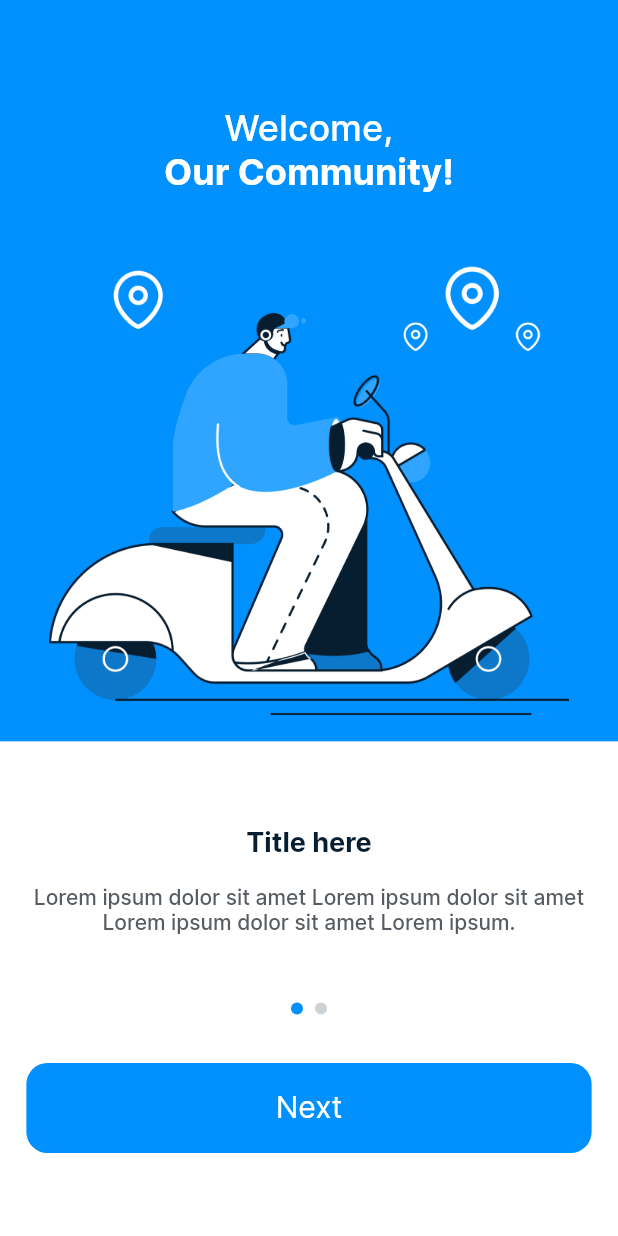
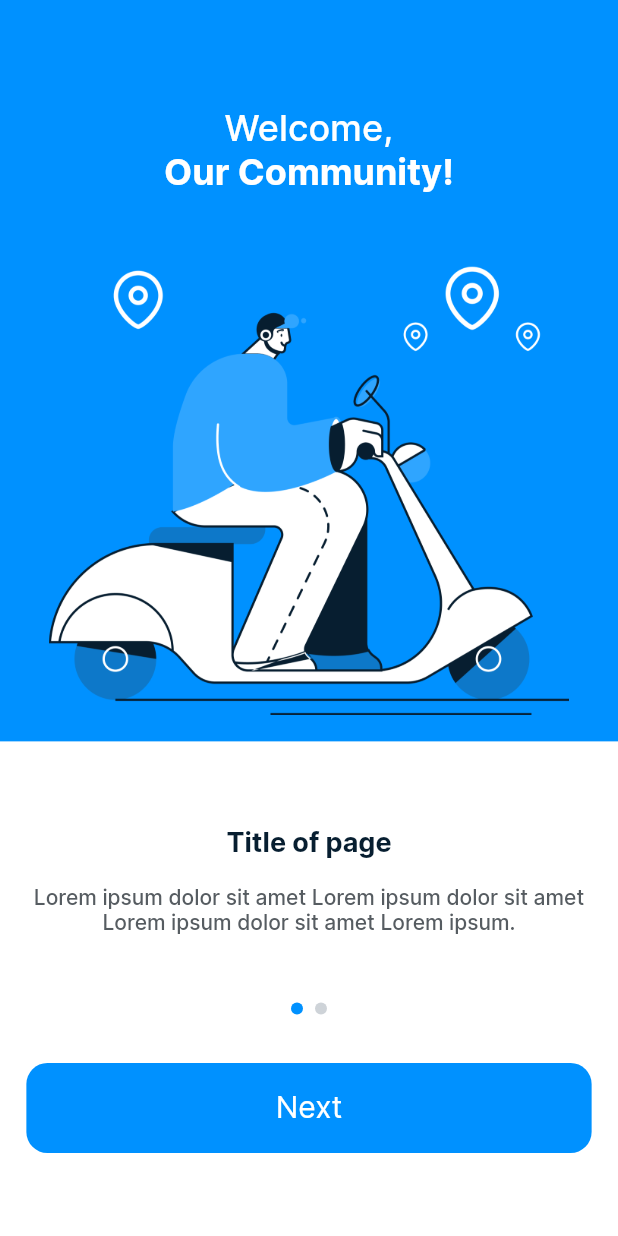
Before and after one commit to farid-alt/unic, a Flutter app: the screen it shows after launch, on a phone screen of 412 x 824 dp. Run offline on Flutter 3.47's test engine with Material 2 defaults, Android fonts, the phone set to English and light mode, and no system bars; drawn by our look-alikes of auto_size_text; our stand-ins replace stacked.

Commit message:
Intro refactor

```diff
--- /dev/null
+++ b/lib/components/intro/text_component.dart
@@ -0,0 +1,45 @@
+import 'package:auto_size_text/auto_size_text.dart';
+import 'package:flutter/material.dart';
+import 'package:unic_app/components/colors.dart';
+
+class IntroTextComponent extends StatelessWidget {
+  const IntroTextComponent(
+      {Key key, @required this.size, this.text, this.title})
+      : super(key: key);
+
+  final Size size;
+  final String title;
+  final String text;
+
+  @override
+  Widget build(BuildContext context) {
+    return Column(
+      children: [
+        SizedBox(
+          height: size.height / (815 / 56),
+        ),
+        AutoSizeText(
+          '$title',
+          style: TextStyle(
+              fontSize: 18, fontWeight: FontWeight.w700, color: kTextPrimary),
+        ),
+        SizedBox(
+          height: size.height / (815 / 16),
+        ),
+        Padding(
+          padding: EdgeInsets.symmetric(
+            horizontal: size.width / (375 / 16),
+          ),
+          child: AutoSizeText(
+            '$text',
+            textAlign: TextAlign.center,
+            style: TextStyle(
+                fontSize: 14,
+                fontWeight: FontWeight.w500,
+                color: Color(0xff565C61)),
+          ),
+        ),
+      ],
+    );
+  }
+}
--- /dev/null
+++ b/lib/components/intro/upper_part.dart
@@ -0,0 +1,51 @@
+import 'package:auto_size_text/auto_size_text.dart';
+import 'package:flutter/material.dart';
+import 'package:unic_app/components/colors.dart';
+
+class IntroUpperPart extends StatelessWidget {
+  const IntroUpperPart({
+    Key key,
+    @required this.size,
+  }) : super(key: key);
+
+  final Size size;
+
+  @override
+  Widget build(BuildContext context) {
+    return Container(
+      width: double.infinity,
+      color: kPrimaryColor,
+      child: Column(
+        children: [
+          SizedBox(
+            height: size.height / (812 / 70),
+          ),
+          AutoSizeText(
+            'Welcome,',
+            style: TextStyle(
+              fontSize: 24,
+              fontWeight: FontWeight.w500,
+              color: Colors.white,
+            ),
+          ),
+          AutoSizeText(
+            'Our Community!',
+            style: TextStyle(
+              fontSize: 24,
+              fontWeight: FontWeight.w700,
+              color: Colors.white,
+            ),
+          ),
+          SizedBox(
+            height: size.height / (812 / 44),
+          ),
+          Image.asset(
+            'assets/onboarding/main_image.png',
+            width: size.width / (375 / 343),
+            height: size.height / (815 / 300),
+          )
+        ],
+      ),
+    );
+  }
+}
--- a/lib/views/onboarding/onboarding_view.dart
+++ b/lib/views/onboarding/onboarding_view.dart
@@ -1,6 +1,8 @@
 import 'package:flutter/material.dart';
 import 'package:stacked/stacked.dart';
 import 'package:unic_app/components/colors.dart';
+import 'package:unic_app/components/intro/text_component.dart';
+import 'package:unic_app/components/intro/upper_part.dart';
 import 'package:unic_app/components/primary_button.dart';
 import 'package:unic_app/views/onboarding/onboarding_viewmodel.dart';
 import 'package:auto_size_text/auto_size_text.dart';
@@ -16,41 +18,7 @@ class OnboardingView extends StatelessWidget {
               children: [
                 Flexible(
                   flex: 3,
-                  child: Container(
-                    width: double.infinity,
-                    color: kPrimaryColor,
-                    child: Column(
-                      children: [
-                        SizedBox(
-                          height: size.height / (812 / 70),
-                        ),
-                        AutoSizeText(
-                          'Welcome,',
-                          style: TextStyle(
-                            fontSize: 24,
-                            fontWeight: FontWeight.w500,
-                            color: Colors.white,
-                          ),
-                        ),
-                        AutoSizeText(
-                          'Our Community!',
-                          style: TextStyle(
-                            fontSize: 24,
-                            fontWeight: FontWeight.w700,
-                            color: Colors.white,
-                          ),
-                        ),
-                        SizedBox(
-                          height: size.height / (812 / 44),
-                        ),
-                        Image.asset(
-                          'assets/onboarding/main_image.png',
-                          width: size.width / (375 / 343),
-                          height: size.height / (815 / 300),
-                        )
-                      ],
-                    ),
-                  ),
+                  child: IntroUpperPart(size: size),
                 ),
                 Flexible(
                   flex: 2,
@@ -68,65 +36,15 @@ class OnboardingView extends StatelessWidget {
                               model.index = value;
                             },
                             children: [
-                              Column(
-                                children: [
-                                  SizedBox(
-                                    height: size.height / (815 / 56),
-                                  ),
-                                  AutoSizeText(
-                                    'Title here',
-                                    style: TextStyle(
-                                        fontSize: 18,
-                                        fontWeight: FontWeight.w700,
-                                        color: kTextPrimary),
-                                  ),
-                                  SizedBox(
-                                    height: size.height / (815 / 16),
-                                  ),
-                                  Padding(
-                                    padding: EdgeInsets.symmetric(
-                                      horizontal: size.width / (375 / 16),
-                                    ),
-                                    child: AutoSizeText(
-                                      'Lorem ipsum dolor sit amet Lorem ipsum dolor sit amet Lorem ipsum dolor sit amet Lorem ipsum.',
-                                      textAlign: TextAlign.center,
-                                      style: TextStyle(
-                                          fontSize: 14,
-                                          fontWeight: FontWeight.w500,
-                                          color: Color(0xff565C61)),
-                                    ),
-                                  ),
-                                ],
+                              IntroTextComponent(
+                                size: size,
+                                text: model.text1,
+                                title: model.title1,
                               ),
-                              Column(
-                                children: [
-                                  SizedBox(
-                                    height: size.height / (815 / 56),
-                                  ),
-                                  AutoSizeText(
-                                    'Title here',
-                                    style: TextStyle(
-                                        fontSize: 18,
-                                        fontWeight: FontWeight.w700,
-                                        color: kTextPrimary),
-                                  ),
-                                  SizedBox(
-                                    height: size.height / (815 / 16),
-                                  ),
-                                  Padding(
-                                    padding: EdgeInsets.symmetric(
-                                      horizontal: size.width / (375 / 16),
-                                    ),
-                                    child: AutoSizeText(
-                                      'Lorem ipsum dolor sit amet Lorem ipsum dolor sit amet Lorem ipsum dolor sit amet Lorem ipsum.',
-                                      textAlign: TextAlign.center,
-                                      style: TextStyle(
-                                          fontSize: 14,
-                                          fontWeight: FontWeight.w500,
-                                          color: Color(0xff565C61)),
-                                    ),
-                                  ),
-                                ],
+                              IntroTextComponent(
+                                size: size,
+                                text: model.text2,
+                                title: model.title2,
                               ),
                             ],
                           ),
--- a/lib/views/onboarding/onboarding_viewmodel.dart
+++ b/lib/views/onboarding/onboarding_viewmodel.dart
@@ -3,6 +3,12 @@ import 'package:flutter/material.dart';
 class OnboardingViewModel extends ChangeNotifier {
   PageController _pageController = PageController(initialPage: 0);
   int _index = 0;
+  String _title1 = 'Title of page';
+  String _text1 =
+      'Lorem ipsum dolor sit amet Lorem ipsum dolor sit amet Lorem ipsum dolor sit amet Lorem ipsum.';
+  String _title2 = 'Title of page';
+  String _text2 =
+      'Lorem ipsum dolor sit amet Lorem ipsum dolor sit amet Lorem ipsum dolor sit amet Lorem ipsum.';
 
   PageController get pageController => _pageController;
   set pageController(value) {
@@ -15,4 +21,9 @@ class OnboardingViewModel extends ChangeNotifier {
     this._index = value;
     notifyListeners();
   }
+
+  get title1 => this._title1;
+  get text1 => this._text1;
+  get title2 => this._title1;
+  get text2 => this._text1;
 }
```
